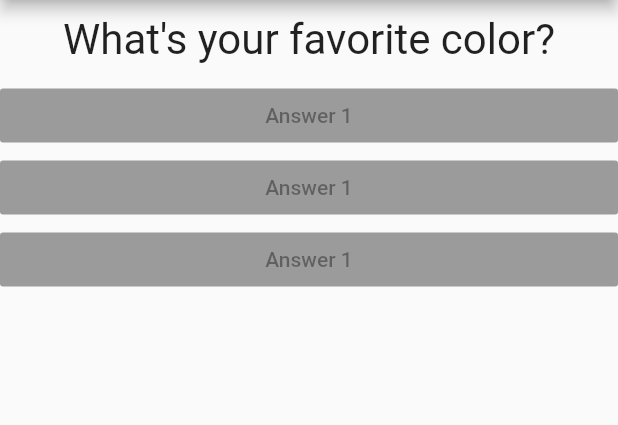
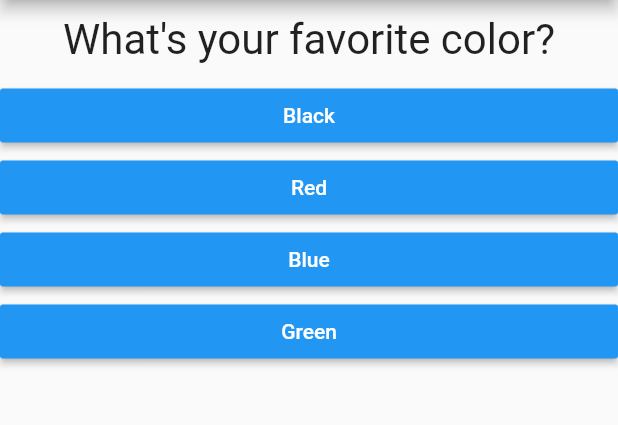
Before and after one commit to CaroMen/FirstFlutterApp, a Flutter app: the screen it shows after launch, on a phone screen of 412 x 824 dp, the part 84-509 px from its top. Run offline on Flutter 3.47's test engine with Material 2 defaults, Android fonts, the phone set to English and light mode, and no system bars.

Commit message:
First Flutter App

```diff
--- a/lib/answer.dart
+++ b/lib/answer.dart
@@ -1,14 +1,21 @@
 import 'package:flutter/material.dart';
 
 class Answer extends StatelessWidget {
+  final Function selectHandler;
+  final String answerText;
+
+  Answer(this.selectHandler, this.answerText);
+
   @override
   Widget build(BuildContext context) {
     return Container(
       width: double.infinity,
       child: RaisedButton(
         color: Colors.blue,
-        child: Text('Answer 1'),
-        onPressed: null, //passing a pointer by not having () at the end
+        textColor: Colors.white,
+        child: Text(answerText),
+        onPressed:
+            selectHandler, //passing a pointer by not having () at the end
       ),
     );
   }
--- a/lib/main.dart
+++ b/lib/main.dart
@@ -1,6 +1,6 @@
 import 'package:flutter/material.dart';
-import './question.dart';
-import './answer.dart';
+import './quiz.dart';
+import './result.dart';
 
 void main() {
   runApp(MyApp());
@@ -17,36 +17,67 @@ class MyApp extends StatefulWidget {
 
 class _MyAppState extends State<MyApp> {
   var _questionIndex = 0;
+  var _totalScore = 0;
 
-  void _answerQuestion() {
+  final _questions = const [
+    {
+      'questionText': 'What\'s your favorite color?',
+      'answers': [
+        {'text': 'Black', 'score': 10},
+        {'text': 'Red', 'score': 15},
+        {'text': 'Blue', 'score': 20},
+        {'text': 'Green', 'score': 25}
+      ]
+    },
+    {
+      'questionText': 'What\'s your favorite animal?',
+      'answers': [
+        {'text': 'Dog', 'score': 15},
+        {'text': 'Cat', 'score': 5},
+        {'text': 'Whale', 'score': 20},
+        {'text': 'Horse', 'score': 18},
+      ]
+    },
+    {
+      'questionText': 'Who\'s your favorite instructor?',
+      'answers': [
+        {'text': 'Max', 'score': 5},
+        {'text': 'Max', 'score': 5},
+        {'text': 'Max', 'score': 5},
+        {'text': 'Max', 'score': 5},
+      ]
+    },
+  ];
+
+  void _answerQuestion(int score) {
+    _totalScore += score;
+
     setState(() {
       _questionIndex = _questionIndex + 1;
     });
     print(_questionIndex);
+
+    if (_questionIndex < _questions.length) {
+      print('We have more questions');
+    } else {
+      print('No more questions');
+    }
   }
 
   @override
   Widget build(BuildContext context) {
-    var questions = [
-      'What\'s your favorite color?',
-      'What\'s your favorite animal?',
-    ];
-
     return MaterialApp(
       home: Scaffold(
         appBar: AppBar(
           title: Text('My First App'),
         ),
-        body: Column(
-          children: [
-            Question(
-              questions[_questionIndex],
-            ),
-            Answer(),
-            Answer(),
-            Answer(),
-          ],
-        ),
+        body: _questionIndex < _questions.length
+            ? Quiz(
+                answerQuestions: _answerQuestion,
+                questionIndex: _questionIndex,
+                questions: _questions,
+              )
+            : Result(_totalScore),
       ),
     );
   }
--- /dev/null
+++ b/lib/quiz.dart
@@ -0,0 +1,29 @@
+import 'package:flutter/material.dart';
+import './question.dart';
+import './answer.dart';
+
+class Quiz extends StatelessWidget {
+  final List<Map<String, Object>> questions;
+  final int questionIndex;
+  final Function answerQuestions;
+
+  Quiz(
+      {@required this.questions,
+      @required this.answerQuestions,
+      @required this.questionIndex});
+
+  @override
+  Widget build(BuildContext context) {
+    return Column(
+      children: [
+        Question(
+          questions[questionIndex]['questionText'],
+        ),
+        ...(questions[questionIndex]['answers'] as List<Map<String, Object>>)
+            .map((answer) {
+          return Answer(() => answerQuestions(answer['score']), answer['text']);
+        }).toList()
+      ],
+    );
+  }
+}
```
Also changed, not shown: lib/result.dart (added, +31 -0 lines).
